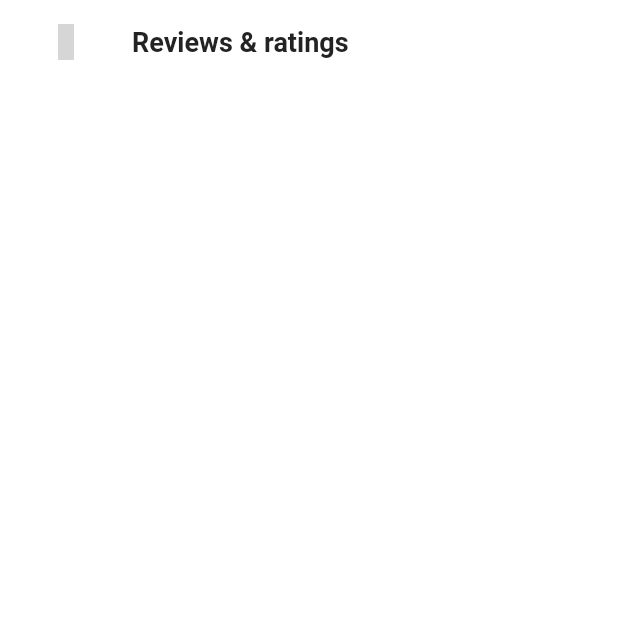
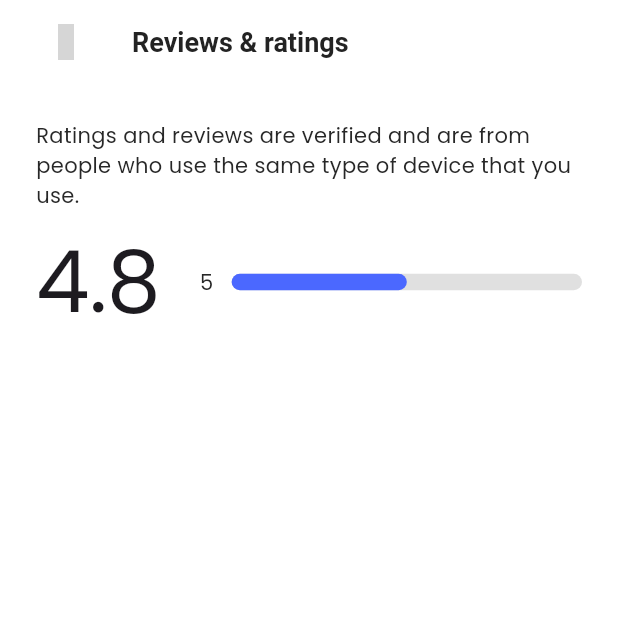
Before and after one commit to huzaifaghazali/TStore, a Flutter app: the ProductReviewScreen screen opened directly, on a phone screen of 412 x 824 dp, the top half of it. Run offline on Flutter 3.47's test engine with Material 3 defaults, Android fonts, the phone set to English and light mode, and no system bars; our stand-ins replace carousel_slider, get, get_storage, iconsax, logger, readmore and 1 more; accounts and stored records are empty; grey boxes are pictures that could not be loaded.

Commit message:
Add Rating progress indicator in product reviews screen

```diff
--- a/lib/features/shop/screens/product_reivews/product_reviews.dart
+++ b/lib/features/shop/screens/product_reivews/product_reviews.dart
@@ -1,18 +1,62 @@
 import 'package:flutter/material.dart';
 import 'package:t_store/common/widgets/appbar/appbar.dart';
+import 'package:t_store/utils/constants/colors.dart';
+import 'package:t_store/utils/constants/sizes.dart';
+import 'package:t_store/utils/device/device_utility.dart';
 
 class ProductReviewScreen extends StatelessWidget {
   const ProductReviewScreen({super.key});
 
   @override
   Widget build(BuildContext context) {
-    return const Scaffold(
+    return Scaffold(
       /// Appbar
-      appBar: TAppBar(title: Text('Reviews & ratings'), showBackArrow: true),
+      appBar: const TAppBar(title: Text('Reviews & ratings'), showBackArrow: true),
 
       /// Body
       body: SingleChildScrollView(
+        child: Padding(
+          padding: const EdgeInsets.all(TSizes.defaultSpace),
+          child: Column(
+             crossAxisAlignment: CrossAxisAlignment.start,
+            children: [
+              const Text('Ratings and reviews are verified and are from people who use the same type of device that you use.'),
+              const SizedBox(height: TSizes.spaceBtwItems),
 
+              /// Overall Product Ratings
+              Row(
+                children: [
+                  Expanded(flex: 3, child: Text('4.8', style: Theme.of(context).textTheme.displayLarge)),
+                  Expanded(
+                    flex: 7,
+                    child: Column(
+                      children: [
+                        Row(
+                          children: [
+                            Expanded(flex: 1, child: Text('5', style: Theme.of(context).textTheme.bodyMedium)),
+                            Expanded(
+                              flex: 11,
+                              child: SizedBox(
+                                width: TDeviceUtils.getScreenWidth(context) * 0.5,
+                                child: LinearProgressIndicator(
+                                  value: 0.5,
+                                  minHeight: 11,
+                                  backgroundColor: TColors.grey,
+                                  valueColor: const AlwaysStoppedAnimation(TColors.primary),
+                                  borderRadius: BorderRadius.circular(7),
+                                ),
+                              ),
+                            )
+                          ],
+                        )
+                      ],
+                    ),
+                  )
+                ],
+              )
+            ],
+          ),
+        ),
       )
     );
   }
```
